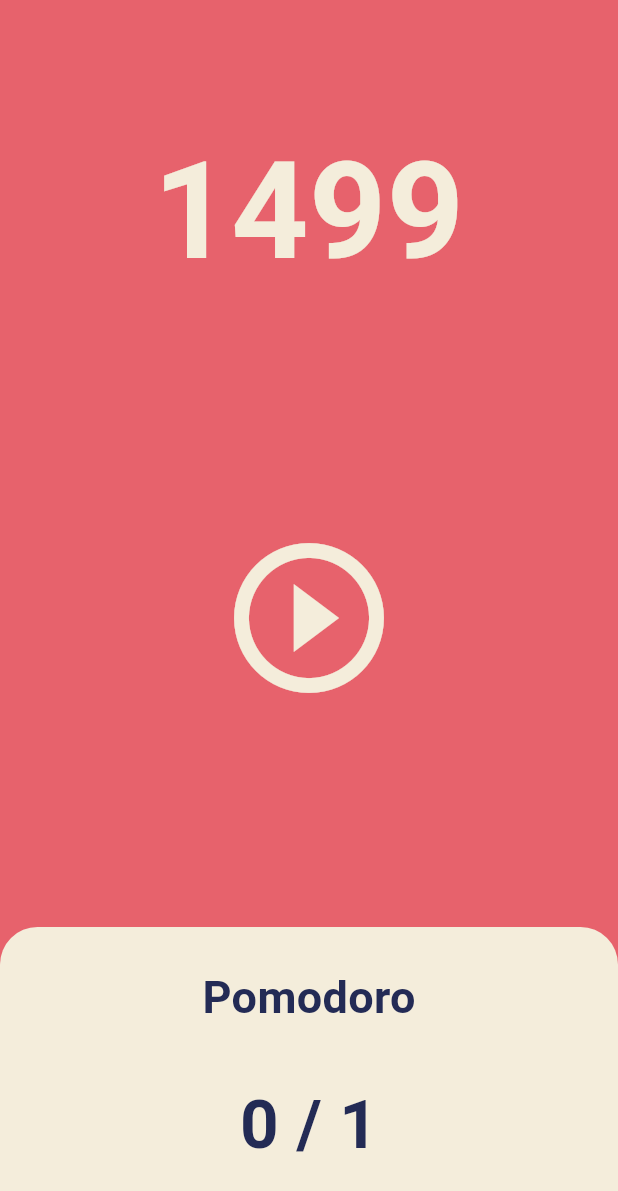
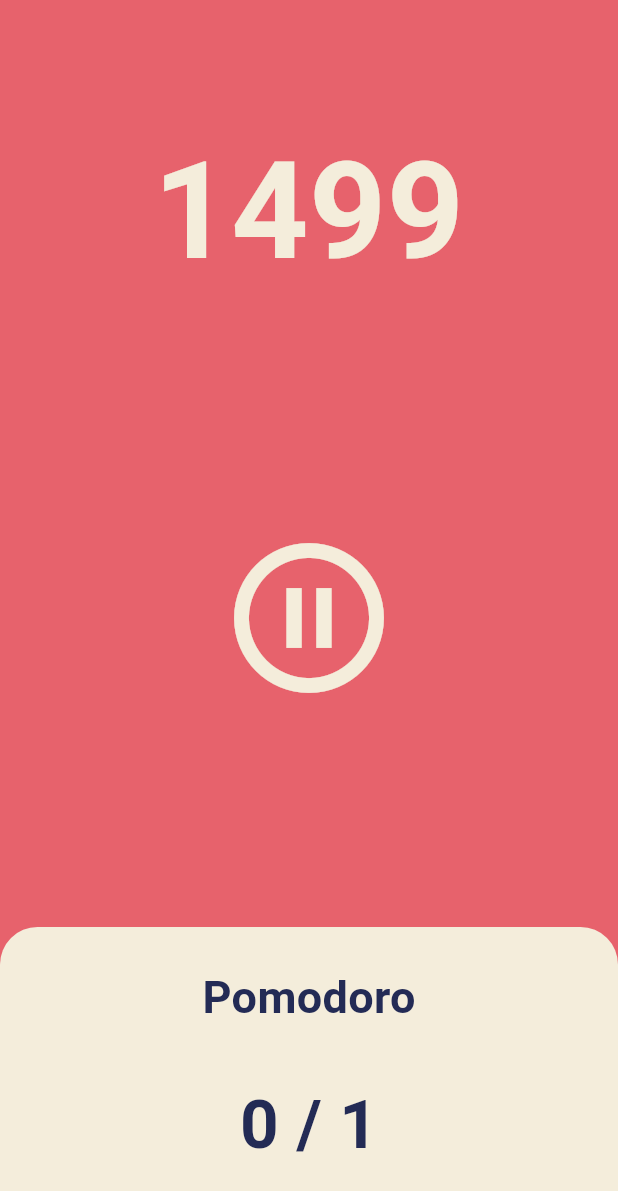
Before and after one commit to GuardJo/flutter-practice, a Flutter app: the screen it shows after launch, after a tap on the "play circle outline" icon, on a phone screen of 412 x 824 dp. Shown: the top 1191 px of the screen. Run offline on Flutter 3.47's test engine with Material 3 defaults, Android fonts, the phone set to English and light mode, and no system bars.

Commit message:
#18 타이머 일시 정지 기능 구현
- 타이머 실행 여부 상태 구성 및 그에 따라 정지, 시작 아이콘으로 변경되도로 구현
- 타이머 중지 시 기존 시간값 갱신 정지

```diff
--- a/pomodoro/lib/screen/home_screen.dart
+++ b/pomodoro/lib/screen/home_screen.dart
@@ -12,6 +12,7 @@ class MainWidget extends StatefulWidget {
 class _MainWidgetState extends State<MainWidget> {
   int totalSeconds = 1500; // 25분
   late Timer timer;
+  bool isRunning = false;
 
   void onTick(Timer timer) {
     setState(() {
@@ -20,11 +21,18 @@ class _MainWidgetState extends State<MainWidget> {
   }
 
   void onStartTimer() {
-    timer = Timer.periodic(
-        const Duration(
-          seconds: 1,
-        ),
-        onTick);
+    timer = Timer.periodic(const Duration(seconds: 1), onTick);
+
+    setState(() {
+      isRunning = true;
+    });
+  }
+
+  void onPauseTimer() {
+    timer.cancel();
+    setState(() {
+      isRunning = false;
+    });
   }
 
   @override
@@ -52,9 +60,11 @@ class _MainWidgetState extends State<MainWidget> {
             flex: 2,
             child: Center(
               child: IconButton(
-                onPressed: onStartTimer,
+                onPressed: isRunning ? onPauseTimer : onStartTimer,
                 icon: Icon(
-                  Icons.play_circle_outline,
+                  isRunning
+                      ? Icons.pause_circle_outline
+                      : Icons.play_circle_outline,
                   color: Theme.of(context).cardColor,
                 ),
                 iconSize: 120,
```
